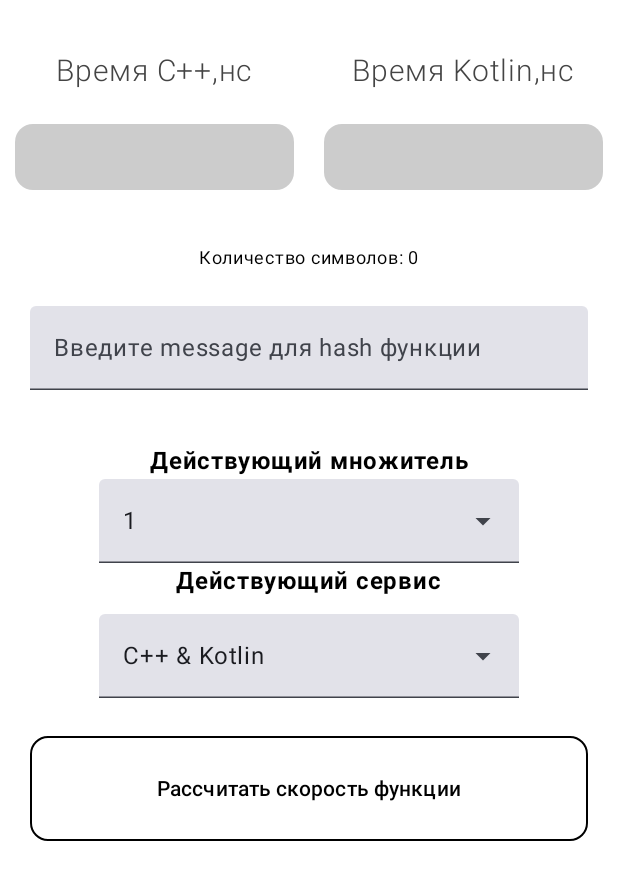
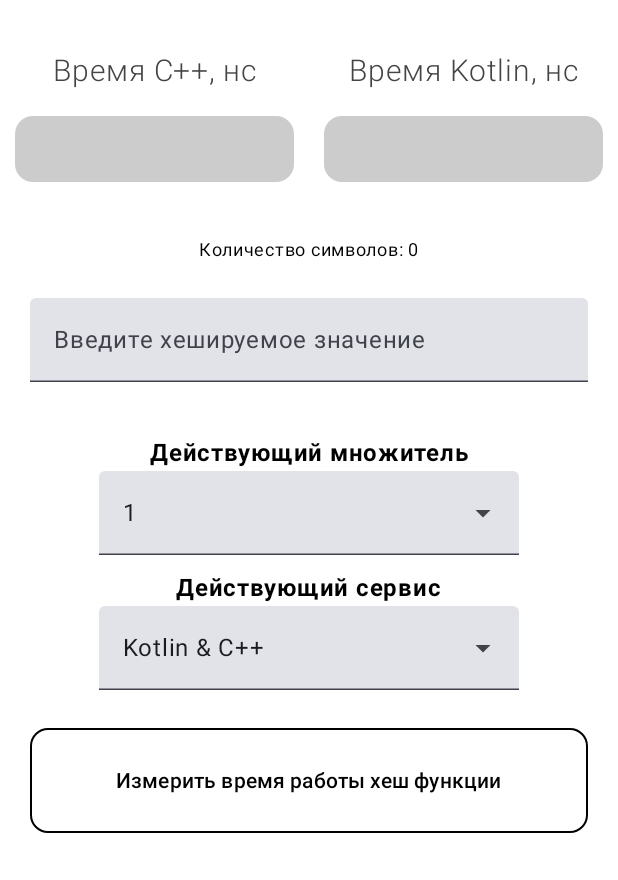
Before and after one commit to heeeyMan/Hash-function-comparator, an Android app built with Jetpack Compose: the screen it shows after launch (MainActivity), on a phone screen of 412 x 824 dp. Shown: the top 880 px of the screen. Run offline under Robolectric (Android 15) with nearby library versions, the phone set to English and light mode, and no system bars; 2 statements that could not run were skipped.

Commit message:
Фиксы

```diff
--- a/app/src/main/java/com/example/hfc/data_models/HashFunctionTimeDataModel.kt
+++ /dev/null
@@ -1,6 +0,0 @@
-package com.example.hfc.data_models
-
-data class HashFunctionTimeDataModel(
-    val workingTimeCppFunc: String = "",
-    val workingTimeKotlinFunc: String = "",
-)
--- a/app/src/main/java/com/example/hfc/data_models/ServiceTypes.kt
+++ b/app/src/main/java/com/example/hfc/data_models/ServiceTypes.kt
@@ -1,7 +1,9 @@
 package com.example.hfc.data_models
 
-enum class ServiceTypes(val valueName: String) {
-    KOTLIN_AND_CPP("C++ & Kotlin"),
-    KOTLIN("Kotlin"),
-    CPP("C++")
+import com.example.hfc.R
+
+enum class ServiceTypes(val valueNameId: Int) {
+    KOTLIN_AND_CPP(R.string.kotlin_and_cpp_name),
+    KOTLIN(R.string.kotlin_name),
+    CPP(R.string.cpp_name)
 }
--- a/app/src/main/java/com/example/hfc/ui/theme/Color.kt
+++ b/app/src/main/java/com/example/hfc/ui/theme/Color.kt
@@ -3,7 +3,7 @@ package com.example.hfc.ui.theme
 import androidx.compose.ui.graphics.Color
 
 val PurpleGrey80 = Color(0xFFCCC2DC)
-val Gray80 = Color(0xFF919191)
+val Gray80 = Color(0xFFD1D0D0)
 val Gray120 = Color(0xFF615C6B)
 
 val Purple40 = Color(0xFF6650a4)
--- a/app/src/main/java/com/example/hfc/ui_compose/MainScreen.kt
+++ b/app/src/main/java/com/example/hfc/ui_compose/MainScreen.kt
@@ -17,6 +17,7 @@ import androidx.compose.foundation.layout.padding
 import androidx.compose.foundation.layout.size
 import androidx.compose.foundation.layout.wrapContentHeight
 import androidx.compose.foundation.shape.RoundedCornerShape
+import androidx.compose.foundation.text.KeyboardActions
 import androidx.compose.foundation.text.KeyboardOptions
 import androidx.compose.material3.ButtonDefaults
 import androidx.compose.material3.CircularProgressIndicator
@@ -34,12 +35,15 @@ import androidx.compose.runtime.mutableStateOf
 import androidx.compose.runtime.remember
 import androidx.compose.runtime.setValue
 import androidx.compose.ui.Alignment
+import androidx.compose.ui.ExperimentalComposeUiApi
 import androidx.compose.ui.Modifier
 import androidx.compose.ui.graphics.Color
 import androidx.compose.ui.platform.LocalContext
+import androidx.compose.ui.platform.LocalSoftwareKeyboardController
 import androidx.compose.ui.res.stringResource
 import androidx.compose.ui.text.font.FontWeight
 import androidx.compose.ui.text.input.ImeAction
+import androidx.compose.ui.text.input.KeyboardType
 import androidx.compose.ui.text.style.TextAlign
 import androidx.compose.ui.tooling.preview.Preview
 import androidx.compose.ui.unit.dp
@@ -84,13 +88,13 @@ fun MainScreen(viewModel: MainViewModel) {
             multipliers = viewModel.multipliers,
             changeMultiplier = {viewModel.changeMultiplier(it)}
         )
+        Spacer(modifier = Modifier.height(10.dp))
         Text(
             text = stringResource(id = R.string.current_service),
             color = Color.Black,
             fontWeight = FontWeight.Bold
         )
-        Spacer(modifier = Modifier.height(10.dp))
-        CustomExposedDropdownMenuBox(
+        ServiceExposedDropdownMenuBox(
             currentServiceType = viewModel.currentServiceType,
             serviceTypes = viewModel.serviceTypes,
             changeCurrentServiceType = {viewModel.changeServiceType(it)}
@@ -213,9 +217,9 @@ fun MultiplierExposedDropdownMenuBox(
     }
 }
 
-@OptIn(ExperimentalMaterial3Api::class)
+@OptIn(ExperimentalMaterial3Api::class, ExperimentalComposeUiApi::class)
 @Composable
-fun CustomExposedDropdownMenuBox(
+fun ServiceExposedDropdownMenuBox(
     currentServiceType: StateFlow<ServiceTypes>,
     serviceTypes: Array<ServiceTypes>,
     changeCurrentServiceType: (type: ServiceTypes) -> Unit,
@@ -231,15 +235,17 @@ fun CustomExposedDropdownMenuBox(
                 expanded = !expanded
             }
         ) {
+            val keyboardController = LocalSoftwareKeyboardController.current
             TextField(
-                value = selectedText.valueName,
+                value = stringResource(id = selectedText.valueNameId),
                 onValueChange = {},
                 readOnly = true,
                 trailingIcon = { ExposedDropdownMenuDefaults.TrailingIcon(expanded = expanded) },
-                modifier = Modifier.menuAnchor(),
-                keyboardOptions = KeyboardOptions.Default.copy(
-                    imeAction = ImeAction.None
-                )
+                modifier = Modifier
+                    .menuAnchor(),
+                keyboardOptions = KeyboardOptions.Default.copy(imeAction = ImeAction.Done, keyboardType = KeyboardType.Text),
+                keyboardActions = KeyboardActions(onDone = { keyboardController?.hide() }),
+                singleLine = true
             )
 
             ExposedDropdownMenu(
@@ -248,11 +254,15 @@ fun CustomExposedDropdownMenuBox(
             ) {
                 serviceTypes.forEach { item ->
                     DropdownMenuItem(
-                        text = { Text(text = item.valueName) },
+                        text = { Text(text = stringResource(id = item.valueNameId)) },
                         onClick = {
                             changeCurrentServiceType(item)
                             expanded = false
-                            Toast.makeText(context, item.valueName, Toast.LENGTH_SHORT).show()
+                            Toast.makeText(
+                                context,
+                                context.getString(item.valueNameId),
+                                Toast.LENGTH_SHORT
+                            ).show()
                         }
                     )
                 }
@@ -306,12 +316,11 @@ fun StaticTextField(
             fontWeight = FontWeight.Light,
             color = Color.DarkGray,
         )
-        Spacer(modifier = Modifier.height(5.dp))
         Box(modifier = Modifier
             .heightIn(min = 80.dp)
             .wrapContentHeight()
             .fillMaxWidth()
-            .padding(10.dp)
+            .padding(horizontal = 10.dp)
             .background(
                 color = Color.LightGray,
                 shape = RoundedCornerShape(12.dp)
--- a/app/src/main/res/values/strings.xml
+++ b/app/src/main/res/values/strings.xml
@@ -1,11 +1,15 @@
 <resources>
     <string name="app_name">HFC</string>
-    <string name="cpp_time">Время C++,нс</string>
-    <string name="kotlin_time">Время Kotlin,нс</string>
-    <string name="input_text_placeholder">Введите message для hash функции</string>
-    <string name="calculate_button_text">Рассчитать скорость функции</string>
+    <string name="cpp_time">Время C++, нс</string>
+    <string name="kotlin_time">Время Kotlin, нс</string>
+    <string name="input_text_placeholder">Введите хешируемое значение</string>
+    <string name="calculate_button_text">Измерить время работы хеш функции</string>
     <string name="current_service">Действующий сервис</string>
     <string name="current_multiplier">Действующий множитель</string>
     <string name="multiplier_value">Множитель равен: %1$s </string>
     <string name="count_elements">Количество символов: %1$s </string>
+
+    <string name="cpp_name">C++</string>
+    <string name="kotlin_name">Kotlin</string>
+    <string name="kotlin_and_cpp_name">Kotlin &amp; C++</string>
 </resources>
```
